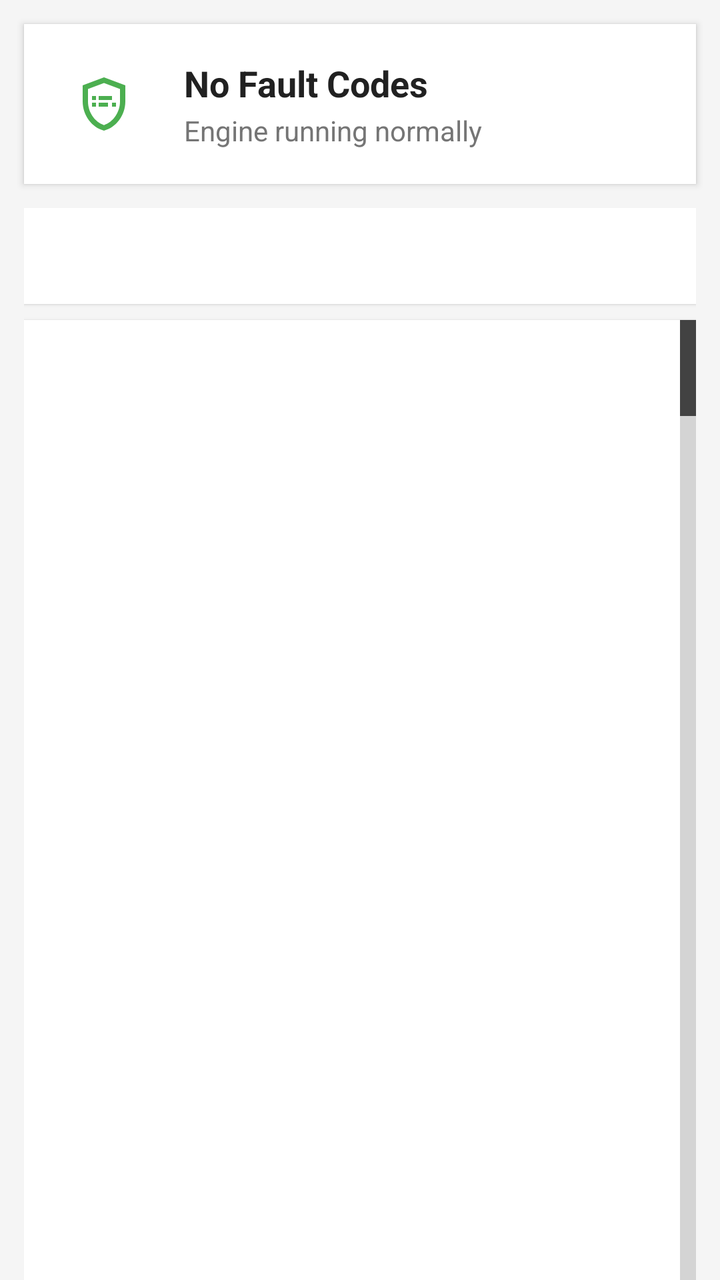
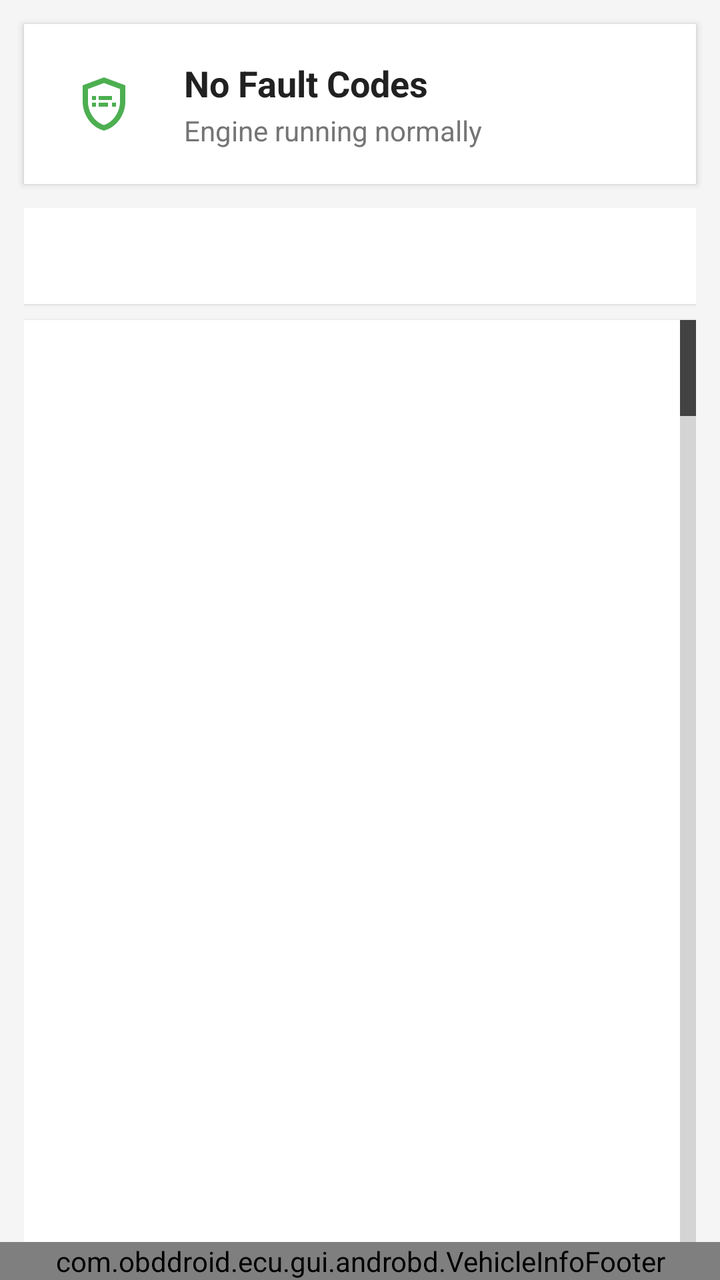

An Android layout rendered at two revisions. The XML below is the earlier revision; the diff shows what the commit changed to produce the second picture.
<!-- AndroidManifest.xml: application theme AppTheme -->
<!-- res/layout/obd_list.xml -->
<?xml version="1.0" encoding="utf-8" ?>
<LinearLayout
    android:id="@+id/obd_list"
    xmlns:android="http://schemas.android.com/apk/res/android"
    android:layout_width="match_parent"
    android:layout_height="match_parent"
    android:orientation="vertical"
    android:background="#F5F5F5">

    
    <LinearLayout
        android:id="@+id/mil_status_card"
        android:layout_width="match_parent"
        android:layout_height="wrap_content"
        android:layout_margin="12dp"
        android:background="@android:color/white"
        android:orientation="horizontal"
        android:padding="16dp"
        android:elevation="2dp"
        android:gravity="center_vertical">

        <ImageView
            android:id="@+id/mil_status_icon"
            android:layout_width="48dp"
            android:layout_height="48dp"
            android:src="@drawable/ic_check_engine"
            android:tint="#4CAF50"
            android:padding="8dp"/>

        <LinearLayout
            android:layout_width="0dp"
            android:layout_weight="1"
            android:layout_height="wrap_content"
            android:orientation="vertical"
            android:layout_marginStart="16dp">

            <TextView
                android:id="@+id/mil_status_text"
                android:layout_width="wrap_content"
                android:layout_height="wrap_content"
                android:text="No Fault Codes"
                android:textSize="18sp"
                android:textColor="#212121"
                android:textStyle="bold"/>

            <TextView
                android:id="@+id/mil_status_subtitle"
                android:layout_width="wrap_content"
                android:layout_height="wrap_content"
                android:text="Engine running normally"
                android:textSize="14sp"
                android:textColor="#757575"
                android:layout_marginTop="2dp"/>

        </LinearLayout>

    </LinearLayout>

    
    <FrameLayout
        android:layout_width="match_parent"
        android:layout_height="0dp"
        android:layout_weight="1">

        <LinearLayout
            android:layout_width="match_parent"
            android:layout_height="match_parent"
            android:orientation="vertical"
            android:paddingStart="12dp"
            android:paddingEnd="12dp">

            <Spinner
                android:id="@+id/ff_selector"
                android:layout_width="match_parent"
                android:layout_height="48dp"
                android:layout_marginBottom="8dp"
                android:prompt="@string/select_fault_code"
                android:spinnerMode="dialog"
                android:visibility="visible"
                android:background="@android:color/white"
                android:padding="12dp"
                android:elevation="1dp"/>

            <ListView
                android:id="@android:id/list"
                android:layout_width="match_parent"
                android:layout_height="match_parent"
                android:background="@android:color/white"
                android:choiceMode="multipleChoice"
                android:dividerHeight="1dp"
                android:divider="#E0E0E0"
                android:fastScrollEnabled="true"
                android:padding="8dp"
                android:clipToPadding="false"
                android:scrollbarStyle="outsideOverlay"
                android:elevation="1dp"/>

        </LinearLayout>

        
        <Button
            android:id="@+id/clear_codes_button"
            android:layout_width="wrap_content"
            android:layout_height="wrap_content"
            android:layout_gravity="bottom|end"
            android:layout_margin="16dp"
            android:background="@drawable/button_clear_codes"
            android:drawableLeft="@drawable/ic_delete_24"
            android:drawablePadding="12dp"
            android:text="@string/obd_clearcodes"
            android:textColor="@android:color/white"
            android:textSize="16sp"
            android:textStyle="bold"
            android:paddingStart="20dp"
            android:paddingEnd="20dp"
            android:paddingTop="12dp"
            android:paddingBottom="12dp"
            android:elevation="4dp"
            android:visibility="gone"/>

    </FrameLayout>

</LinearLayout>
<!-- resources referenced by this layout -->
<resources>
  <!-- drawable button_clear_codes (drawable) -->
  <?xml version="1.0" encoding="utf-8"?>
  <selector xmlns:android="http://schemas.android.com/apk/res/android">
      
      <item android:state_pressed="true">
          <shape android:shape="rectangle">
              <corners android:radius="24dp"/>
              <solid android:color="#D32F2F"/>
              <padding android:left="24dp" android:right="24dp" android:top="12dp" android:bottom="12dp"/>
          </shape>
      </item>
      
      <item>
          <shape android:shape="rectangle">
              <corners android:radius="24dp"/>
              <solid android:color="#F44336"/>
              <padding android:left="24dp" android:right="24dp" android:top="12dp" android:bottom="12dp"/>
              <stroke android:width="1dp" android:color="#E53935"/>
          </shape>
      </item>
  </selector>
  <!-- drawable ic_check_engine (drawable) -->
  <vector xmlns:android="http://schemas.android.com/apk/res/android"
      android:width="24dp"
      android:height="24dp"
      android:viewportWidth="24"
      android:viewportHeight="24">
      <path
          android:fillColor="@android:color/white"
          android:pathData="M12,2L4,5v6.09c0,5.05 3.41,9.76 8,10.91c4.59,-1.15 8,-5.86 8,-10.91V5L12,2zM18,11.09c0,4 -2.55,7.7 -6,8.83c-3.45,-1.13 -6,-4.82 -6,-8.83v-4.7l6,-2.25l6,2.25V11.09z"/>
      <path
          android:fillColor="@android:color/white"
          android:pathData="M7.5,11.5h1.5v1.5h-1.5zM7.5,9h1.5v1.5h-1.5zM10,9h5v1.5h-5zM10,11.5h3.5v1.5h-3.5zM15,11.5h1.5v1.5h-1.5z"/>
  </vector>
  <!-- drawable ic_delete_24 (drawable) -->
  <vector xmlns:android="http://schemas.android.com/apk/res/android"
      android:width="24dp"
      android:height="24dp"
      android:viewportWidth="24"
      android:viewportHeight="24"
      android:tint="@android:color/white">
      <path
          android:fillColor="@android:color/white"
          android:pathData="M6,19c0,1.1 0.9,2 2,2h8c1.1,0 2,-0.9 2,-2V7H6v12zM19,4h-3.5l-1,-1h-5l-1,1H5v2h14V4z"/>
  </vector>
  <string name="obd_clearcodes">Clear Codes</string>
  <string name="select_fault_code">Select fault code …</string>
  <style name="AppTheme" parent="Theme.AppCompat.Light.DarkActionBar">
          <item name="android:activatedBackgroundIndicator">@drawable/activated_background</item>
          <item name="actionMenuTextAppearance">@style/MenuTextAppearance</item>
          <item name="android:dropDownListViewStyle">@style/PopupMenuListView</item>
          <item name="windowActionBarOverlay">false</item>
          <item name="android:textColorSecondary">#424242</item>
          <item name="colorAccent">#000000</item>
      </style>
  <!-- drawable activated_background (drawable) -->
  <?xml version="1.0" encoding="utf-8"?>
  <selector xmlns:android="http://schemas.android.com/apk/res/android">
      <item android:state_activated="true" android:drawable="@color/row_activated" />
      <item android:drawable="@android:color/transparent" />
  </selector>
  <style name="MenuTextAppearance" parent="TextAppearance.AppCompat.Widget.ActionBar.Menu">
          <item name="android:textSize">16sp</item>
      </style>
  <style name="PopupMenuListView" parent="Widget.AppCompat.ListView.DropDown">
          <item name="android:divider">@android:color/transparent</item>
          <item name="android:dividerHeight">0dp</item>
      </style>
  <color name="row_activated">#80808080</color>
</resources>

<!-- the commit's change to res/layout/obd_list.xml (unified diff, before → after) -->
@@ -120,4 +120,10 @@
 
     </FrameLayout>
 
+    
+    <com.obddroid.ecu.gui.androbd.VehicleInfoFooter
+        android:id="@+id/vehicle_footer"
+        android:layout_width="match_parent"
+        android:layout_height="wrap_content"/>
+
 </LinearLayout>
